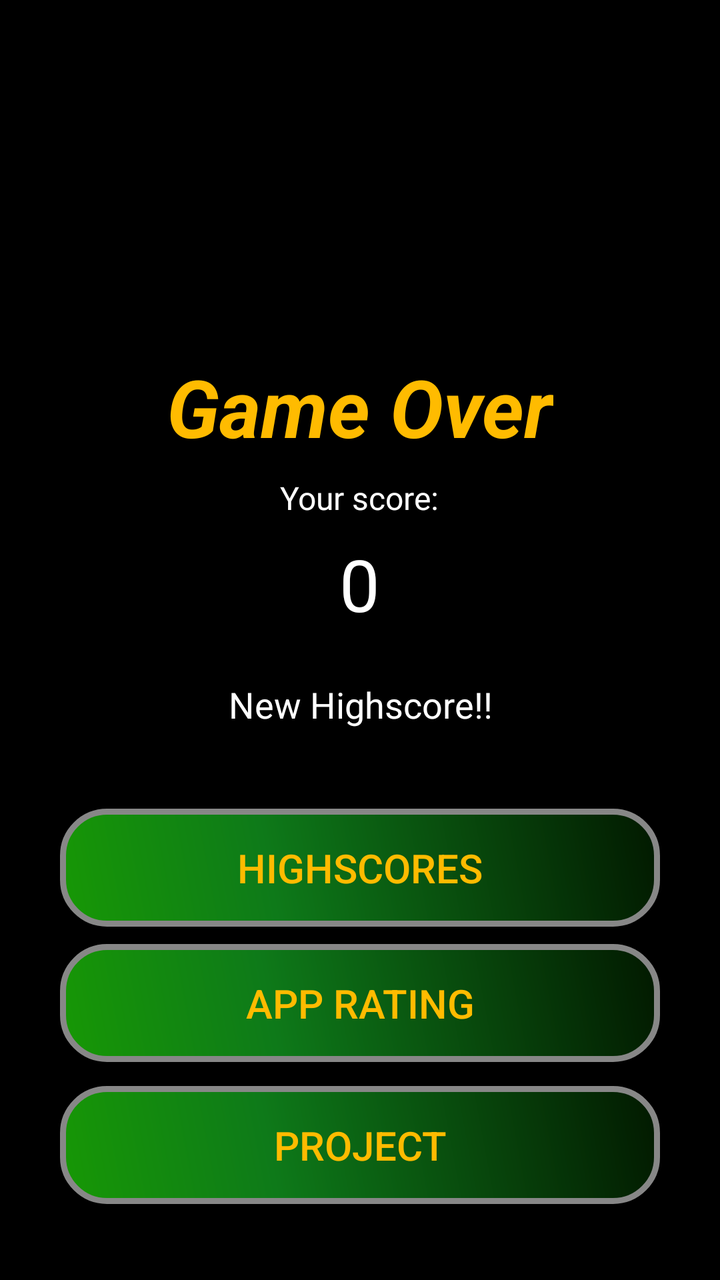
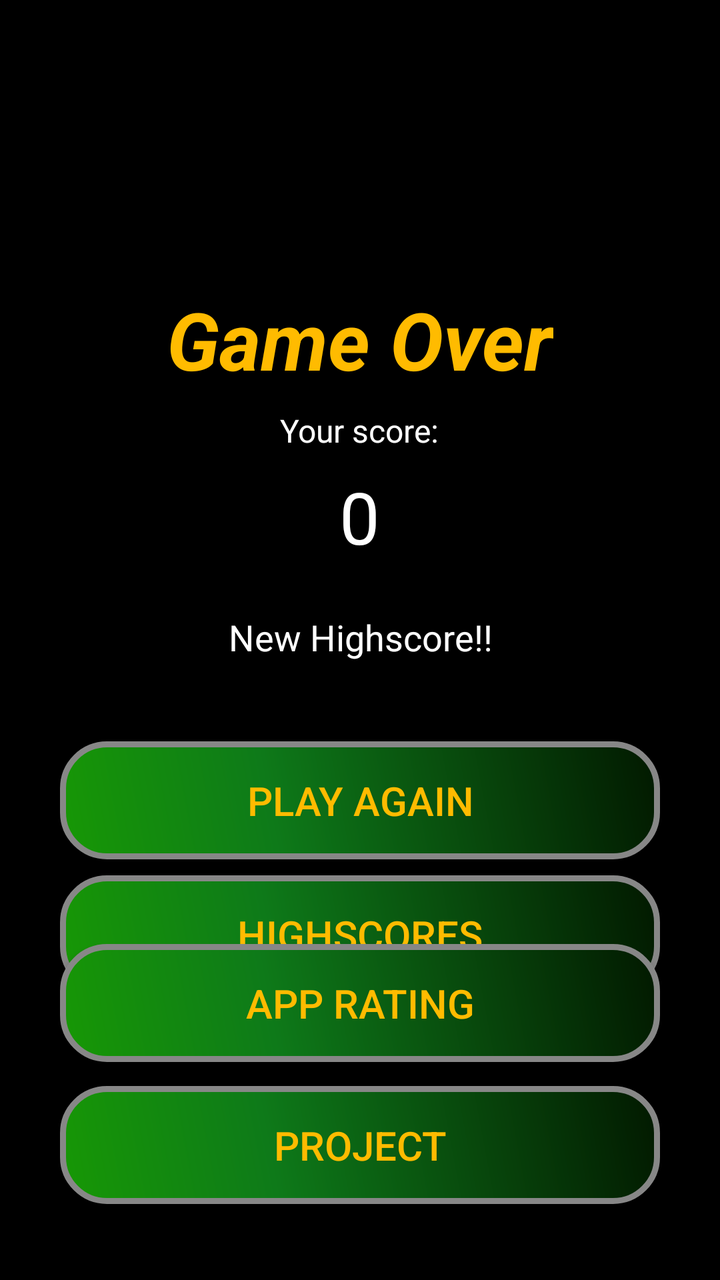

Two renders of the same Android screen: before a commit and after it. Below are the layout's source before the change and the commit's diff.
<!-- AndroidManifest.xml: application theme AppTheme -->
<!-- res/layout/game_over.xml -->
<?xml version="1.0" encoding="utf-8"?>
<RelativeLayout
        xmlns:android="http://schemas.android.com/apk/res/android"
        android:layout_width="match_parent"
        android:layout_height="match_parent"
        android:background="@color/black">
    <LinearLayout
            android:layout_width="match_parent"
            android:layout_height="wrap_content"
            android:orientation="vertical"
            android:layout_centerInParent="true">
        <LinearLayout
                android:layout_width="wrap_content"
                android:layout_height="wrap_content"
                android:orientation="vertical"
                android:layout_gravity="center">
            <TextView
                    android:id="@+id/game_over_textview"
                    android:layout_width="wrap_content"
                    android:layout_height="wrap_content"
                    android:text="@string/game_over_text"
                    android:textSize="40sp"
                    android:textColor="@color/gold"
                    android:layout_gravity="center_horizontal"
                    android:textStyle="bold|italic"
                    android:enabled="true"/>
            <TextView
                    android:id="@+id/your_score_label"
                    android:layout_width="wrap_content"
                    android:layout_height="wrap_content"
                    android:text="@string/game_over_score_label"
                    android:textSize="16sp"
                    android:textColor="@color/white"
                    android:layout_gravity="center_horizontal"
                    android:layout_marginTop="8dp"
                    android:enabled="true"/>
            <TextView
                    android:id="@+id/your_score_textview"
                    android:layout_width="wrap_content"
                    android:layout_height="wrap_content"
                    android:text="0"
                    android:textSize="36sp"
                    android:textColor="@color/white"
                    android:layout_gravity="center_horizontal"
                    android:layout_marginTop="8dp"
                    android:enabled="true"/>
            <TextView
                    android:layout_width="wrap_content"
                    android:layout_height="wrap_content"
                    android:text="@string/new_highscore"
                    android:id="@+id/highscore_label"
                    android:textSize="18sp"
                    android:padding="16sp"
                    android:textColor="@color/white"
                    android:layout_gravity="center_horizontal"
                    android:textAlignment="center"
                    android:layout_marginTop="8dp"
                    android:enabled="true"/>
        </LinearLayout>

        <Button
                android:id="@+id/highscore_gameover"
                android:text="@string/highscore_button_text"
                android:layout_width="300dp"
                android:layout_height="wrap_content"
                android:textSize="20sp"
                android:layout_marginTop="24dp"
                android:layout_gravity="center"
                android:onClick="showHighscores"
                android:background="@drawable/button"
                android:enabled="true"
                android:textColor="@color/gold"
                android:clickable="true"
                android:focusable="true"/>
    </LinearLayout>

    <LinearLayout
            android:layout_width="wrap_content"
            android:layout_height="wrap_content"
            android:orientation="vertical"
            android:layout_alignParentBottom="true"
            android:layout_centerHorizontal="true"
            android:layout_marginBottom="32dp">
        <Button
                android:id="@+id/rating_button"
                android:text="@string/rating"
                android:layout_width="300dp"
                android:layout_height="wrap_content"
                android:textSize="20sp"
                android:layout_margin="6dp"
                android:onClick="launchMarket"
                android:background="@drawable/button"
                android:enabled="true"
                android:textColor="@color/gold"
                android:clickable="true"
                android:focusable="true"/>
        <Button
                android:id="@+id/project_button"
                android:text="@string/project"
                android:layout_width="300dp"
                android:layout_height="wrap_content"
                android:textSize="20sp"
                android:layout_margin="6dp"
                android:onClick="openProjectWebsite"
                android:background="@drawable/button"
                android:enabled="true"
                android:textColor="@color/gold"
                android:clickable="true"
                android:focusable="true"/>
    </LinearLayout>
</RelativeLayout>
<!-- resources referenced by this layout -->
<resources>
  <color name="black">#000000</color>
  <color name="gold">#FFBB00</color>
  <color name="white">#ffffff</color>
  <!-- drawable button (drawable) -->
  <?xml version="1.0" encoding="utf-8"?>
  <shape xmlns:android="http://schemas.android.com/apk/res/android" android:shape="rectangle" >
      <corners android:radius="22dp"/>
      <gradient
          android:angle="45"
          android:centerX="35%"
          android:centerColor="#0E7A19"
          android:startColor="#179805"
          android:endColor="#021900"
          android:type="linear"/>
      <padding
          android:left="32sp"
          android:top="16sp"
          android:right="32sp"
          android:bottom="16sp"/>
      <stroke
          android:width="3dp"
          android:color="#878787"/>
  </shape>
  <string name="game_over_score_label">Your score:</string>
  <string name="game_over_text">Game Over</string>
  <string name="highscore_button_text">Highscores</string>
  <string name="new_highscore">New Highscore!!</string>
  <string name="project">Project</string>
  <string name="rating">app rating</string>
  <style name="AppTheme" parent="Base.Theme.AppCompat.Light.DarkActionBar">
  
      </style>
</resources>

<!-- the commit's change to res/layout/game_over.xml (unified diff, before → after) -->
@@ -59,12 +59,26 @@
         </LinearLayout>
 
         <Button
+                android:id="@+id/play_again_button"
+                android:text="@string/play_again_button_text"
+                android:layout_width="300dp"
+                android:layout_height="wrap_content"
+                android:textSize="20sp"
+                android:layout_marginTop="24dp"
+                android:layout_gravity="center"
+                android:onClick="startGame"
+                android:background="@drawable/button"
+                android:enabled="true"
+                android:textColor="@color/gold"
+                android:clickable="true"
+                android:focusable="true"/>
+        <Button
                 android:id="@+id/highscore_gameover"
                 android:text="@string/highscore_button_text"
                 android:layout_width="300dp"
                 android:layout_height="wrap_content"
                 android:textSize="20sp"
-                android:layout_marginTop="24dp"
+                android:layout_marginTop="8dp"
                 android:layout_gravity="center"
                 android:onClick="showHighscores"
                 android:background="@drawable/button"
<!-- resource entries referenced after the edit -->
@@ -27,6 +27,7 @@
   <string name="game_over_text">Game Over</string>
   <string name="highscore_button_text">Highscores</string>
   <string name="new_highscore">New Highscore!!</string>
+  <string name="play_again_button_text">Play Again</string>
   <string name="project">Project</string>
   <string name="rating">app rating</string>
   <style name="AppTheme" parent="Base.Theme.AppCompat.Light.DarkActionBar">
